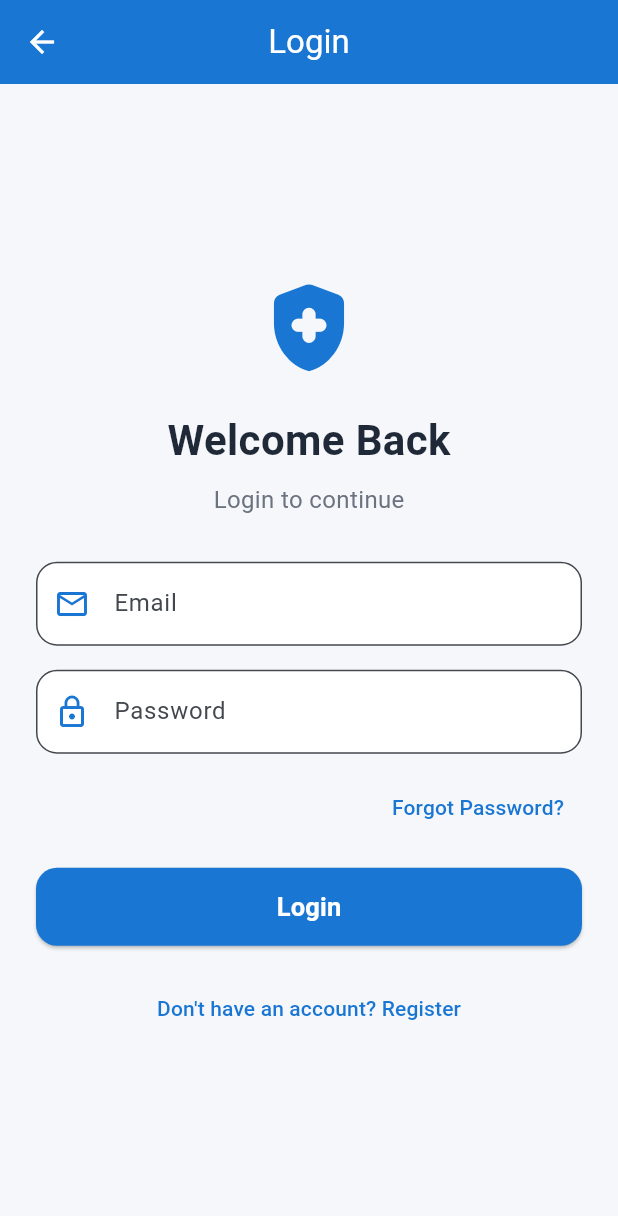
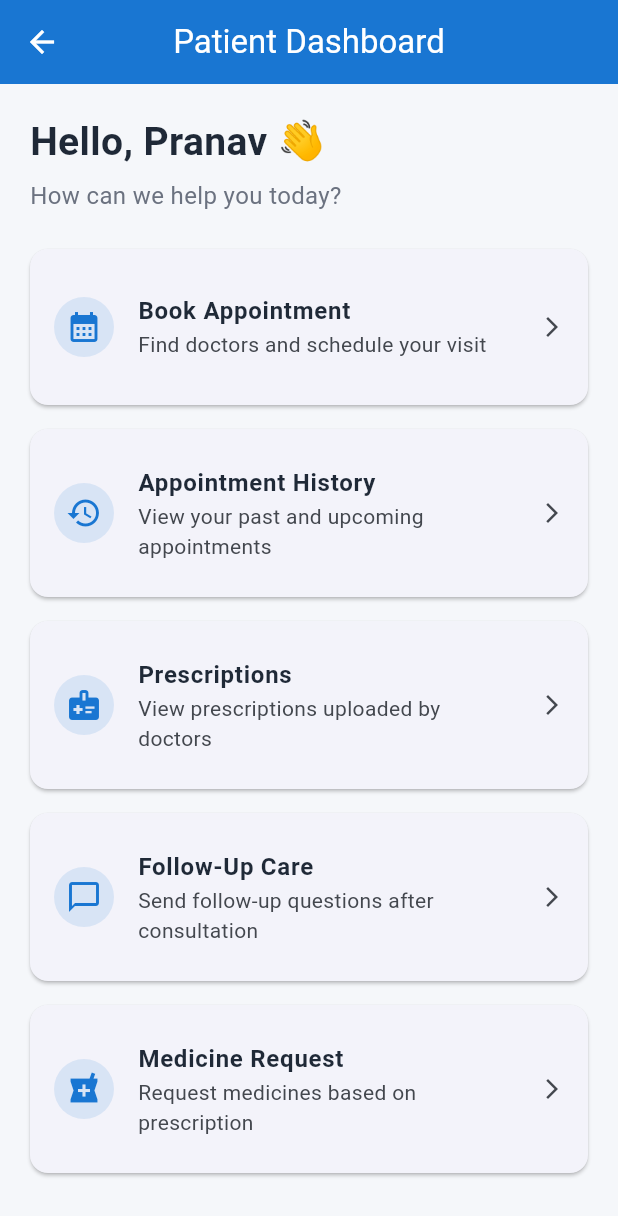
Before and after one commit to pranavrl428-svg/medicare-connect, a Flutter app: the LoginScreen screen opened by its route, after a tap on "Login", on a phone screen of 412 x 824 dp. Shown: the top 1216 px of the screen. Run offline on Flutter 3.47's test engine with Material 3 defaults, Android fonts, the phone set to English and light mode, and no system bars.

Commit message:
Milestone 2 - Patient dashboard added

```diff
--- a/lib/app/app.dart
+++ b/lib/app/app.dart
@@ -5,6 +5,7 @@ import '../features/authentication/screens/login_screen.dart';
 import '../features/authentication/screens/register_screen.dart';
 import '../features/authentication/screens/splash_screen.dart';
 import '../features/authentication/screens/welcome_screen.dart';
+import '../features/patient/screens/patient_dashboard_screen.dart';
 import 'routes.dart';
 import 'theme.dart';
 
@@ -24,6 +25,7 @@ class MediCareConnectApp extends StatelessWidget {
         AppRoutes.login: (context) => const LoginScreen(),
         AppRoutes.register: (context) => const RegisterScreen(),
         AppRoutes.forgotPassword: (context) => const ForgotPasswordScreen(),
+        AppRoutes.patientDashboard: (context) => const PatientDashboardScreen(),
       },
     );
   }
--- a/lib/app/routes.dart
+++ b/lib/app/routes.dart
@@ -4,4 +4,5 @@ class AppRoutes {
   static const String login = '/login';
   static const String register = '/register';
   static const String forgotPassword = '/forgot-password';
+  static const String patientDashboard = '/patient-dashboard';
 }
--- a/lib/features/authentication/screens/login_screen.dart
+++ b/lib/features/authentication/screens/login_screen.dart
@@ -68,7 +68,8 @@ class LoginScreen extends StatelessWidget {
                 CustomButton(
                   text: 'Login',
                   onPressed: () {
-                    // Firebase login will be added later
+                     Navigator.pushReplacementNamed(context, AppRoutes.patientDashboard);
+                     // Firebase login will be added later
                   },
                 ),
                 const SizedBox(height: 18),
--- /dev/null
+++ b/lib/features/patient/screens/patient_dashboard_screen.dart
@@ -0,0 +1,111 @@
+import 'package:flutter/material.dart';
+
+import '../../../app/theme.dart';
+
+class PatientDashboardScreen extends StatelessWidget {
+  const PatientDashboardScreen({super.key});
+
+  @override
+  Widget build(BuildContext context) {
+    return Scaffold(
+      backgroundColor: AppColors.background,
+      appBar: AppBar(
+        title: const Text('Patient Dashboard'),
+      ),
+      body: SingleChildScrollView(
+        padding: const EdgeInsets.all(20),
+        child: Column(
+          crossAxisAlignment: CrossAxisAlignment.start,
+          children: [
+            const Text(
+              'Hello, Pranav 👋',
+              style: TextStyle(
+                fontSize: 26,
+                fontWeight: FontWeight.bold,
+                color: AppColors.textDark,
+              ),
+            ),
+            const SizedBox(height: 6),
+            const Text(
+              'How can we help you today?',
+              style: TextStyle(
+                fontSize: 16,
+                color: AppColors.textLight,
+              ),
+            ),
+            const SizedBox(height: 24),
+
+            _DashboardCard(
+              icon: Icons.calendar_month,
+              title: 'Book Appointment',
+              subtitle: 'Find doctors and schedule your visit',
+              onTap: () {},
+            ),
+            _DashboardCard(
+              icon: Icons.history,
+              title: 'Appointment History',
+              subtitle: 'View your past and upcoming appointments',
+              onTap: () {},
+            ),
+            _DashboardCard(
+              icon: Icons.medical_information,
+              title: 'Prescriptions',
+              subtitle: 'View prescriptions uploaded by doctors',
+              onTap: () {},
+            ),
+            _DashboardCard(
+              icon: Icons.chat_bubble_outline,
+              title: 'Follow-Up Care',
+              subtitle: 'Send follow-up questions after consultation',
+              onTap: () {},
+            ),
+            _DashboardCard(
+              icon: Icons.local_pharmacy,
+              title: 'Medicine Request',
+              subtitle: 'Request medicines based on prescription',
+              onTap: () {},
+            ),
+          ],
+        ),
+      ),
+    );
+  }
+}
+
+class _DashboardCard extends StatelessWidget {
+  final IconData icon;
+  final String title;
+  final String subtitle;
+  final VoidCallback onTap;
+
+  const _DashboardCard({
+    required this.icon,
+    required this.title,
+    required this.subtitle,
+    required this.onTap,
+  });
+
+  @override
+  Widget build(BuildContext context) {
+    return Card(
+      margin: const EdgeInsets.only(bottom: 16),
+      child: ListTile(
+        contentPadding: const EdgeInsets.all(16),
+        leading: CircleAvatar(
+          backgroundColor: AppColors.primary.withOpacity(0.12),
+          child: Icon(icon, color: AppColors.primary),
+        ),
+        title: Text(
+          title,
+          style: const TextStyle(
+            fontWeight: FontWeight.bold,
+            color: AppColors.textDark,
+          ),
+        ),
+        subtitle: Text(subtitle),
+        trailing: const Icon(Icons.arrow_forward_ios, size: 16),
+        onTap: onTap,
+      ),
+    );
+  }
+}
```
